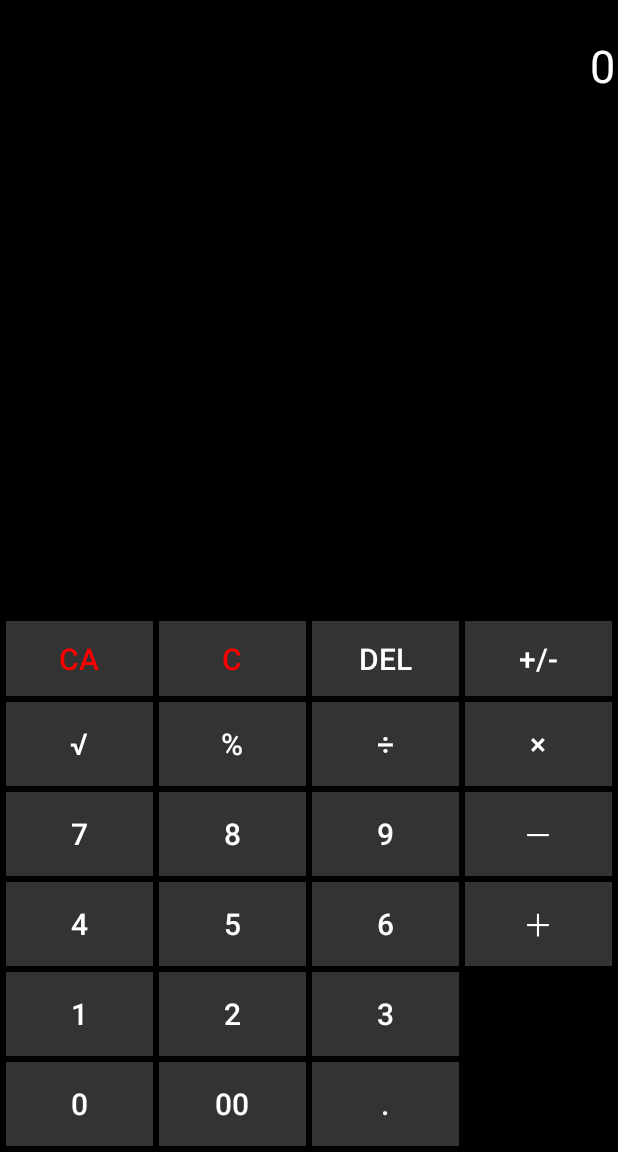
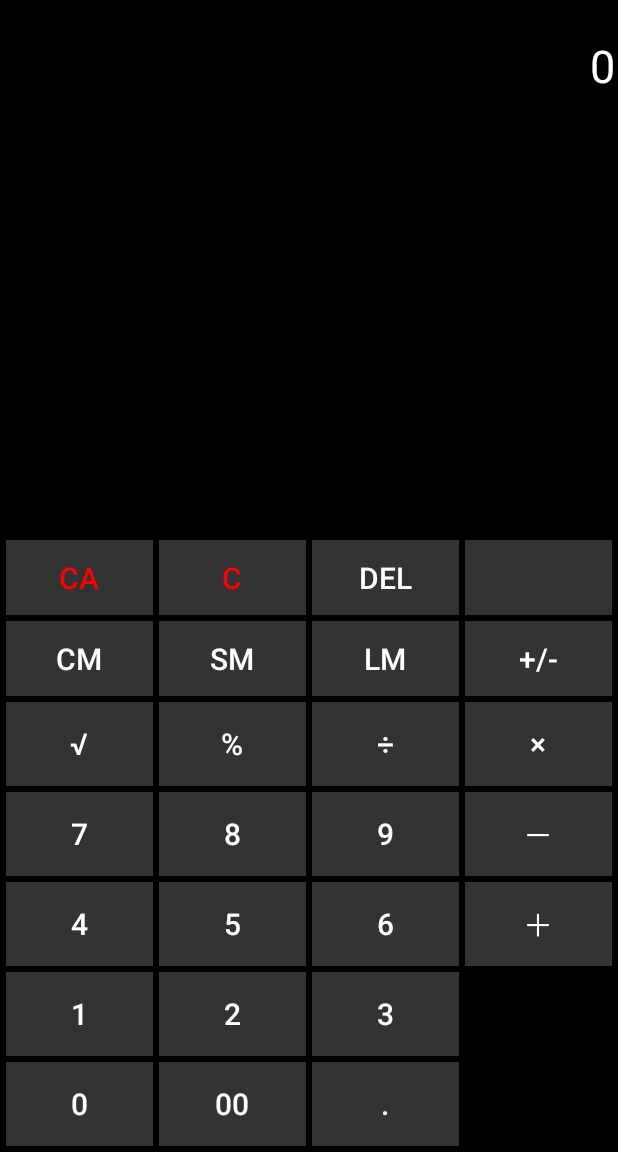
Before and after one commit to idler0725/Calculator, an Android app: the screen it shows after launch (MainActivity), on a phone screen of 412 x 824 dp, the part 84-1236 px from its top. Run offline under Robolectric (Android 15) with nearby library versions, the phone set to English and light mode, and no system bars; 2 statements that could not run were skipped.

Commit message:
メモリー機能追加

```diff
--- a/app/src/main/java/com/example/idler0725/calculator/MainActivity.java
+++ b/app/src/main/java/com/example/idler0725/calculator/MainActivity.java
@@ -16,6 +16,7 @@ public class MainActivity extends AppCompatActivity {
     TextView currentFormula;      //入力テキスト
     TextView oldText;               //履歴編集用
     TextView currentText;          //入力編集用
+    String memory;                  //メモリー機能用
     int recentOperation;          //演算記号格納
     int numberLength;               //桁
     double result;                 //演算結果格納
@@ -59,6 +60,10 @@ public class MainActivity extends AppCompatActivity {
         findViewById(R.id.button_PoM).setOnClickListener(onClickButton);
         findViewById(R.id.button_Percentage).setOnClickListener(onClickButton);
         findViewById(R.id.button_SqRt).setOnClickListener(onClickButton);
+        //メモリー機能
+        findViewById(R.id.button_CLEAR_MEMORY).setOnClickListener(onClickButton);
+        findViewById(R.id.button_SAVE_MEMORY).setOnClickListener(onClickButton);
+        findViewById(R.id.button_LOAD_MEMORY).setOnClickListener(onClickButton);
     }
 
     //ここから場合分け
@@ -116,6 +121,10 @@ public class MainActivity extends AppCompatActivity {
                     case R.id.button_PoM :          onClickPoM();           break;
                     case R.id.button_Percentage :  onClickPercentage();   break;
                     case R.id.button_SqRt :         onClickSqRt();          break;
+
+                    case R.id.button_CLEAR_MEMORY : onClickCM();          break;
+                    case R.id.button_SAVE_MEMORY :  onClickSM();          break;
+                    case R.id.button_LOAD_MEMORY :  onClickLM();          break;
                 }
                 //記号が入力されている状態に
                 operationKeyPushed = true;
@@ -355,6 +364,21 @@ public class MainActivity extends AppCompatActivity {
        result = 0;
     }
 
+    //「CM」が入力された場合
+    void onClickCM () {
+        memory = "";
+    }
+
+    //「SM」が入力された場合
+    void onClickSM () {
+        memory = currentText.getText().toString();
+    }
+
+    //「LM」が入力された場合
+    void onClickLM () {
+        currentText.setText(memory);
+    }
+
     //「+/-」が入力された場合
     void onClickPoM () {
         //入力テキストの数値を取得 & 変換
--- a/app/src/main/res/layout/calculator_key_pad.xml
+++ b/app/src/main/res/layout/calculator_key_pad.xml
@@ -43,6 +43,53 @@
             android:layout_width = "wrap_content"
             android:layout_height = "wrap_content"
             android:text = "DEL"
+            android:textColor = "#FFFFFF"
+            android:textSize = "20sp"
+            android:background = "@drawable/button_state"/>
+
+        <Button
+            android:id = "@+id/button_NULL"
+            style = "?attr/buttonBarButtonStyle"
+            android:layout_width = "wrap_content"
+            android:layout_height = "wrap_content"
+            android:text = ""
+            android:textColor = "#FFFFFF"
+            android:textSize = "20sp"
+            android:background = "@drawable/button_state"/>
+
+    </TableRow>
+
+    <TableRow
+        style = "?attr/actionBarStyle"
+        android:layout_width = "match_parent"
+        android:layout_height = "wrap_content">
+
+        <Button
+            android:id = "@+id/button_CLEAR_MEMORY"
+            style = "?attr/buttonBarButtonStyle"
+            android:layout_width = "wrap_content"
+            android:layout_height = "wrap_content"
+            android:text = "CM"
+            android:textColor = "#FFFFFF"
+            android:textSize = "20sp"
+            android:background = "@drawable/button_state"/>
+
+        <Button
+            android:id = "@+id/button_SAVE_MEMORY"
+            style = "?attr/buttonBarButtonStyle"
+            android:layout_width = "wrap_content"
+            android:layout_height = "wrap_content"
+            android:text = "SM"
+            android:textColor = "#FFFFFF"
+            android:textSize = "20sp"
+            android:background = "@drawable/button_state"/>
+
+        <Button
+            android:id = "@+id/button_LOAD_MEMORY"
+            style = "?attr/buttonBarButtonStyle"
+            android:layout_width = "wrap_content"
+            android:layout_height = "wrap_content"
+            android:text = "LM"
             android:textColor = "#FFFFFF"
             android:textSize = "20sp"
             android:background = "@drawable/button_state"/>
--- a/app/src/main/res/values/styles.xml
+++ b/app/src/main/res/values/styles.xml
@@ -8,9 +8,17 @@
         <item name="colorAccent">@color/colorAccent</item>
         <item name="android:actionBarStyle">@style/actionBar</item>
     </style>
+
     <style name="actionBar" parent="Widget.AppCompat.ActionBar">
         <!-- タイトルバーの背景色 -->
         <item name="android:background">#000000</item>
+        <!-- タイトルバーの文字スタイル -->
+        <item name="android:titleTextStyle">@style/titleTextStyle</item>
+    </style>
+
+    <style name="titleTextStyle" parent="TextAppearance.AppCompat.Widget.ActionBar.Title">
+        <!-- タイトルバーの文字色 -->
+        <item name="android:textColor">#FFFFFF</item>
     </style>
 
 </resources>
```
